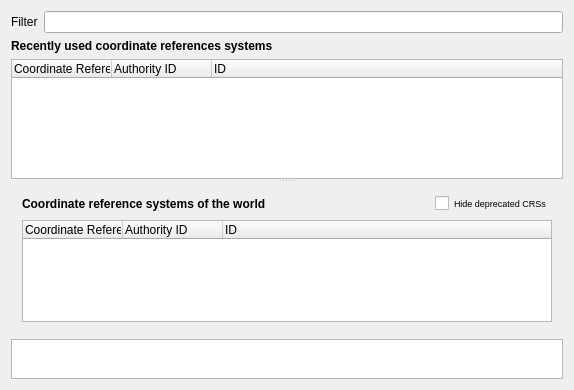
Before: the Qt Designer form src/ui/qgsprojectionselectorbase.ui in qgis/QGIS, drawn with Qt 5.
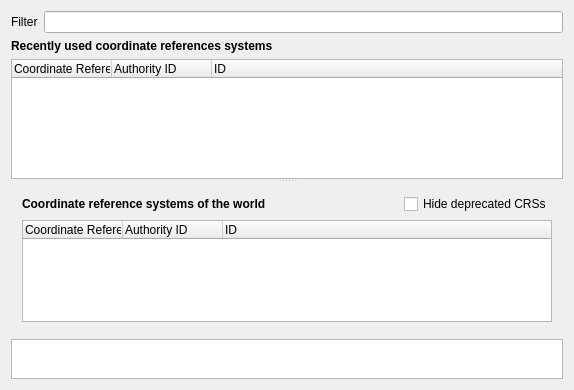
After: the same form once the commit is applied. Icons and pictures are not drawn.

Commit message: Put 'Hide deprecated CRSs' back to size 9

Patch:
```diff
--- a/src/ui/qgsprojectionselectorbase.ui
+++ b/src/ui/qgsprojectionselectorbase.ui
@@ -107,7 +107,7 @@
        </property>
       </column>
      </widget>
-     <widget class="QWidget" name="">
+     <widget class="QWidget" name="layoutWidget">
       <layout class="QGridLayout" name="gridLayout">
        <property name="horizontalSpacing">
         <number>0</number>
@@ -147,7 +147,7 @@
           <widget class="QCheckBox" name="cbxHideDeprecated">
            <property name="font">
             <font>
-             <pointsize>7</pointsize>
+             <pointsize>9</pointsize>
             </font>
            </property>
            <property name="text">
```
